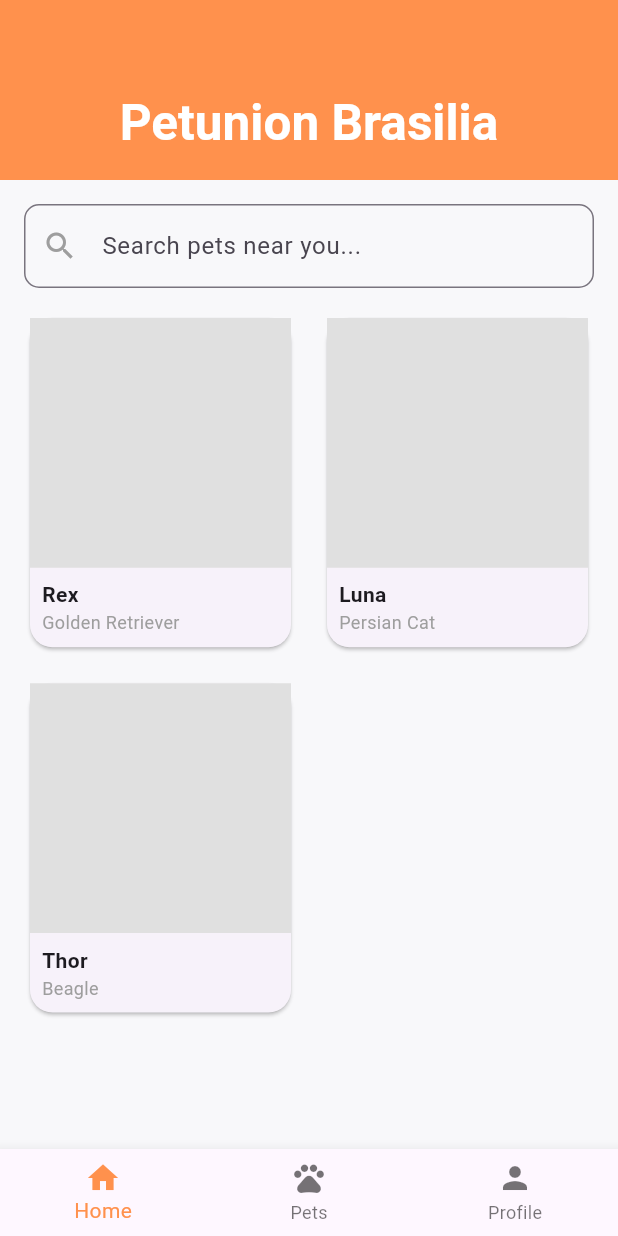
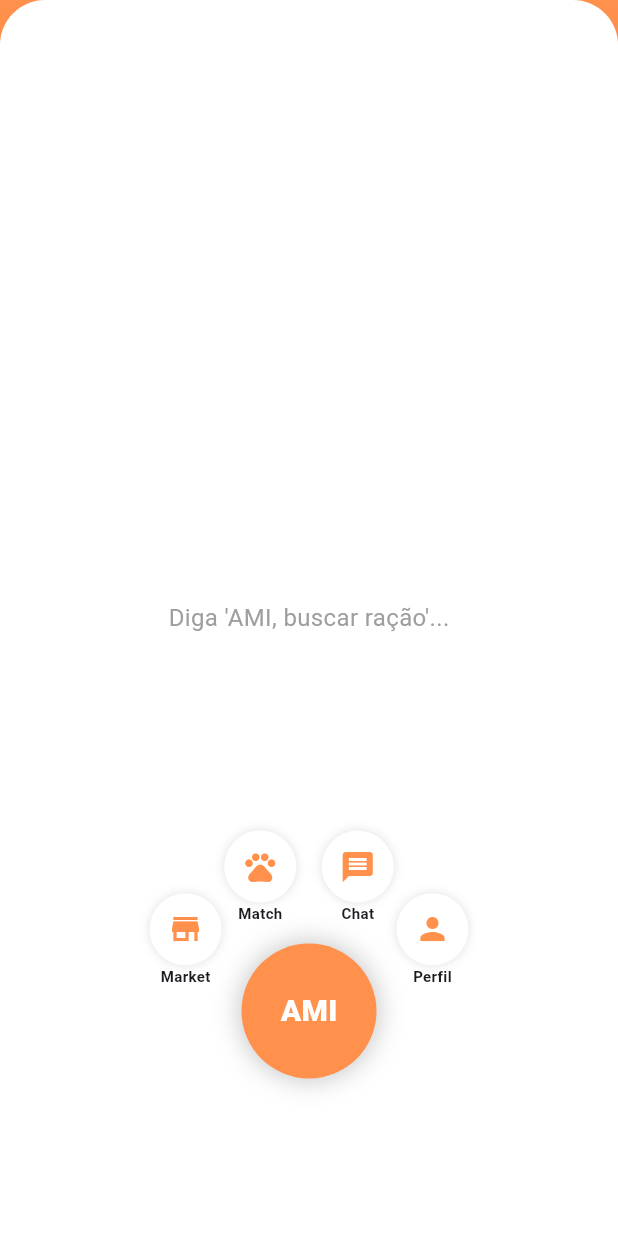
Before and after one commit to viana223844/Petunion-app, a Flutter app: the screen it shows after launch, on a phone screen of 412 x 824 dp. Run offline on Flutter 3.47's test engine with Material 3 defaults, Android fonts, the phone set to English and light mode, and no system bars.

Commit message:
Update main.dart

```diff
--- a/lib/main.dart
+++ b/lib/main.dart
@@ -1,4 +1,5 @@
 import 'package:flutter/material.dart';
+import 'dart:math' as math;
 
 void main() {
   runApp(const PetunionApp());
@@ -10,107 +11,167 @@ class PetunionApp extends StatelessWidget {
   @override
   Widget build(BuildContext context) {
     return MaterialApp(
-      title: 'Petunion Brasilia',
+      title: 'Petunion',
       debugShowCheckedModeBanner: false,
       theme: ThemeData(
-        primarySwatch: Colors.orange,
-        scaffoldBackgroundColor: const Color(0xFFF8F8FA),
         useMaterial3: true,
+        primaryColor: const Color(0xFFFF914D),
+        fontFamily: 'Roboto',
       ),
-      home: const HomeScreen(),
+      home: const PetunionScaffold(),
     );
   }
 }
 
-class HomeScreen extends StatefulWidget {
-  const HomeScreen({super.key});
+class PetunionScaffold extends StatefulWidget {
+  const PetunionScaffold({super.key});
+
   @override
-  State<HomeScreen> createState() => _HomeScreenState();
+  State<PetunionScaffold> createState() => _PetunionScaffoldState();
 }
 
-class _HomeScreenState extends State<HomeScreen> {
-  int _selectedIndex = 0;
-
-  final List<Map<String, String>> _pets = [
-    {'name': 'Rex', 'breed': 'Golden Retriever', 'location': 'Asa Sul, DF'},
-    {'name': 'Luna', 'breed': 'Persian Cat', 'location': 'Sudoeste, DF'},
-    {'name': 'Thor', 'breed': 'Beagle', 'location': 'Aguas Claras, DF'},
-  ];
+class _PetunionScaffoldState extends State<PetunionScaffold> {
+  int _viewIndex = 0; // 0: Home/Outdoor, 1: Pet Match
 
   @override
   Widget build(BuildContext context) {
     return Scaffold(
-      body: CustomScrollView(
-        slivers: [
-          SliverAppBar(
-            expandedHeight: 120.0,
-            floating: true,
-            pinned: true,
-            backgroundColor: const Color(0xFFFF914D),
-            flexibleSpace: const FlexibleSpaceBar(
-              title: Text('Petunion Brasilia', style: TextStyle(fontWeight: FontWeight.bold, color: Colors.white)),
-              centerTitle: true,
+      backgroundColor: const Color(0xFFF8F8F8),
+      body: Stack(
+        children: [
+          // 1. O OUTDOOR DINÂMICO (TOPO)
+          _buildOutdoor(),
+
+          // 2. ÁREA DE CONTEÚDO (MARKPLACE OU MATCH)
+          AnimatedSwitcher(
+            duration: const Duration(milliseconds: 500),
+            child: _viewIndex == 0 ? _buildMarketplacePlaceholder() : _buildPetMatchView(),
+          ),
+
+          // 3. MENU ORBITAL E AMI (BASE)
+          _buildOrbitalNavigation(),
+        ],
+      ),
+    );
+  }
+
+  Widget _buildOutdoor() {
+    return Positioned(
+      top: 0, left: 0, right: 0,
+      height: MediaQuery.of(context).size.height * 0.45,
+      child: Container(
+        decoration: const BoxDecoration(
+          gradient: LinearGradient(
+            colors: [Color(0xFFFF914D), Color(0xFFE67E22)],
+            begin: Alignment.topCenter, end: Alignment.bottomCenter,
           ),
         ),
-          SliverToBoxAdapter(
-            child: Padding(
-              padding: const EdgeInsets.all(16.0),
-              child: TextField(
-                decoration: InputDecoration(
-                  hintText: 'Search pets near you...',
-                  prefixIcon: const Icon(Icons.search, color: Colors.grey),
-                  border: OutlineInputBorder(borderRadius: BorderRadius.circular(10)),
+        child: PageView(
+          children: const [
+            Center(child: Text("PETUNION\nPROMOÇÕES NACIONAIS", textAlign: TextAlign.center, style: TextStyle(color: Colors.white, fontSize: 26, fontWeight: FontWeight.w900))),
+            Center(child: Text("MATCH GENÉTICO\nENCONTRE A ELITE", textAlign: TextAlign.center, style: TextStyle(color: Colors.white, fontSize: 26, fontWeight: FontWeight.w900))),
+          ],
         ),
       ),
+    );
+  }
+
+  Widget _buildMarketplacePlaceholder() {
+    return Positioned(
+      top: MediaQuery.of(context).size.height * 0.4,
+      left: 0, right: 0, bottom: 0,
+      child: Container(
+        decoration: const BoxDecoration(color: Colors.white, borderRadius: BorderRadius.vertical(top: Radius.circular(30))),
+        child: const Center(child: Text("Diga 'AMI, buscar ração'...", style: TextStyle(color: Colors.grey, fontSize: 16))),
       ),
+    );
+  }
+
+  // 🧬 SISTEMA PET MATCH (TINDER)
+  Widget _buildPetMatchView() {
+    return Positioned(
+      top: MediaQuery.of(context).size.height * 0.1,
+      left: 0, right: 0, bottom: 0,
+      child: Container(
+        margin: const EdgeInsets.all(20),
+        decoration: BoxDecoration(
+          color: Colors.white,
+          borderRadius: BorderRadius.circular(20),
+          boxShadow: const [BoxShadow(color: Colors.black12, blurRadius: 10)],
         ),
-          SliverPadding(
-            padding: const EdgeInsets.symmetric(horizontal: 16),
-            sliver: SliverGrid(
-              gridDelegate: const SliverGridDelegateWithFixedCrossAxisCount(
-                crossAxisCount: 2,
-                mainAxisSpacing: 16,
-                crossAxisSpacing: 16,
-                childAspectRatio: 0.8,
-              ),
-              delegate: SliverChildBuilderDelegate(
-                (context, index) {
-                  final pet = _pets[index];
-                  return Card(
-                    shape: RoundedRectangleBorder(borderRadius: BorderRadius.circular(15)),
+        child: Column(
+          children: [
+            Expanded(child: Container(color: Colors.grey[300], child: const Icon(Icons.pets, size: 100, color: Colors.white))),
+            const Padding(
+              padding: EdgeInsets.all(20),
               child: Column(
                 crossAxisAlignment: CrossAxisAlignment.start,
                 children: [
-                        Expanded(child: Container(color: Colors.grey[300])),
-                        Padding(
-                          padding: const EdgeInsets.all(8.0),
-                          child: Column(
-                            crossAxisAlignment: CrossAxisAlignment.start,
+                  Text("Thor - Bulldog Francês", style: TextStyle(fontSize: 22, fontWeight: FontWeight.bold)),
+                  Divider(),
+                  Text("🧬 FICHA TÉCNICA GENÉTICA", style: TextStyle(color: Color(0xFFFF914D), fontWeight: FontWeight.bold)),
+                  SizedBox(height: 10),
+                  Text("• Idade: 2 anos\n• Vacinas: Em dia\n• Pedigree: Sim\n• Local: Brasília e Entorno"),
+                ],
+              ),
+            ),
+            Row(
+              mainAxisAlignment: MainAxisAlignment.spaceEvenly,
               children: [
-                              Text(pet['name']!, style: const TextStyle(fontWeight: FontWeight.bold)),
-                              Text(pet['breed']!, style: const TextStyle(color: Colors.grey, fontSize: 12)),
+                IconButton(icon: const Icon(Icons.close, color: Colors.red, size: 40), onPressed: () {}),
+                IconButton(icon: const Icon(Icons.favorite, color: Colors.green, size: 40), onPressed: () {}),
               ],
+            ),
+            const SizedBox(height: 20),
+          ],
+        ),
+      ),
+    );
+  }
+
+  Widget _buildOrbitalNavigation() {
+    return Positioned(
+      bottom: 40, left: 0, right: 0,
+      child: SizedBox(
+        height: 220,
+        child: Stack(
+          alignment: Alignment.center,
+          children: [
+            _orbitalBtn(angle: -150, icon: Icons.store, label: "Market", onTap: () => setState(() => _viewIndex = 0)),
+            _orbitalBtn(angle: -110, icon: Icons.pets, label: "Match", onTap: () => setState(() => _viewIndex = 1)),
+            _orbitalBtn(angle: -70, icon: Icons.message, label: "Chat", onTap: () {}),
+            _orbitalBtn(angle: -30, icon: Icons.person, label: "Perfil", onTap: () {}),
+
+            // AMI CENTRAL
+            GestureDetector(
+              onTap: () => print("AMI Ativada: Escutando pesquisa..."),
+              child: Container(
+                width: 90, height: 90,
+                decoration: const BoxDecoration(color: Color(0xFFFF914D), shape: BoxShape.circle, boxShadow: [BoxShadow(color: Colors.black26, blurRadius: 15)]),
+                child: const Center(child: Text("AMI", style: TextStyle(color: Colors.white, fontWeight: FontWeight.w900, fontSize: 20))),
               ),
             ),
           ],
         ),
+      ),
     );
-                },
-                childCount: _pets.length,
-              ),
-            ),
-          ),
+  }
+
+  Widget _orbitalBtn({required double angle, required IconData icon, required String label, required VoidCallback onTap}) {
+    double radius = 95.0;
+    double x = radius * math.cos(angle * math.pi / 180);
+    double y = radius * math.sin(angle * math.pi / 180);
+    return Transform.translate(
+      offset: Offset(x, y),
+      child: GestureDetector(
+        onTap: onTap,
+        child: Column(
+          mainAxisSize: MainAxisSize.min,
+          children: [
+            Container(padding: const EdgeInsets.all(12), decoration: const BoxDecoration(color: Colors.white, shape: BoxShape.circle, boxShadow: [BoxShadow(color: Colors.black12, blurRadius: 5)]), child: Icon(icon, color: const Color(0xFFFF914D), size: 24)),
+            Text(label, style: const TextStyle(fontSize: 10, fontWeight: FontWeight.bold)),
           ],
         ),
-      bottomNavigationBar: BottomNavigationBar(
-        currentIndex: _selectedIndex,
-        selectedItemColor: const Color(0xFFFF914D),
-        onTap: (index) => setState(() => _selectedIndex = index),
-        items: const [
-          BottomNavigationBarItem(icon: Icon(Icons.home), label: 'Home'),
-          BottomNavigationBarItem(icon: Icon(Icons.pets), label: 'Pets'),
-          BottomNavigationBarItem(icon: Icon(Icons.person), label: 'Profile'),
-        ],
       ),
     );
   }
```
Lines whose indentation alone changed are shown as unchanged.
